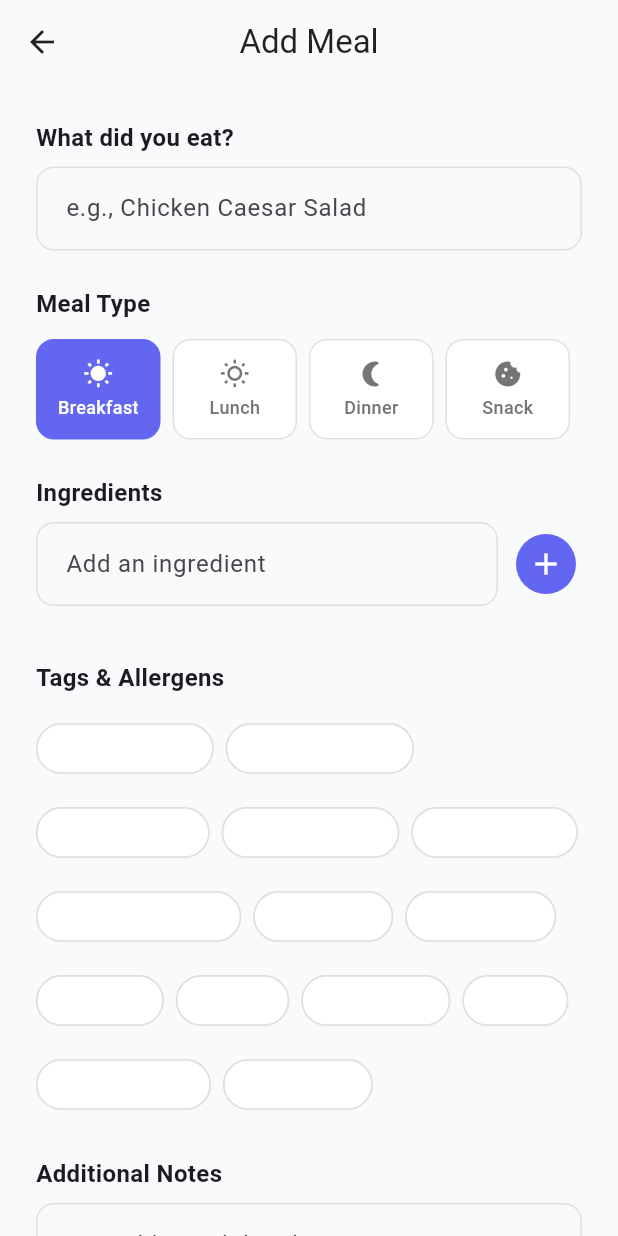
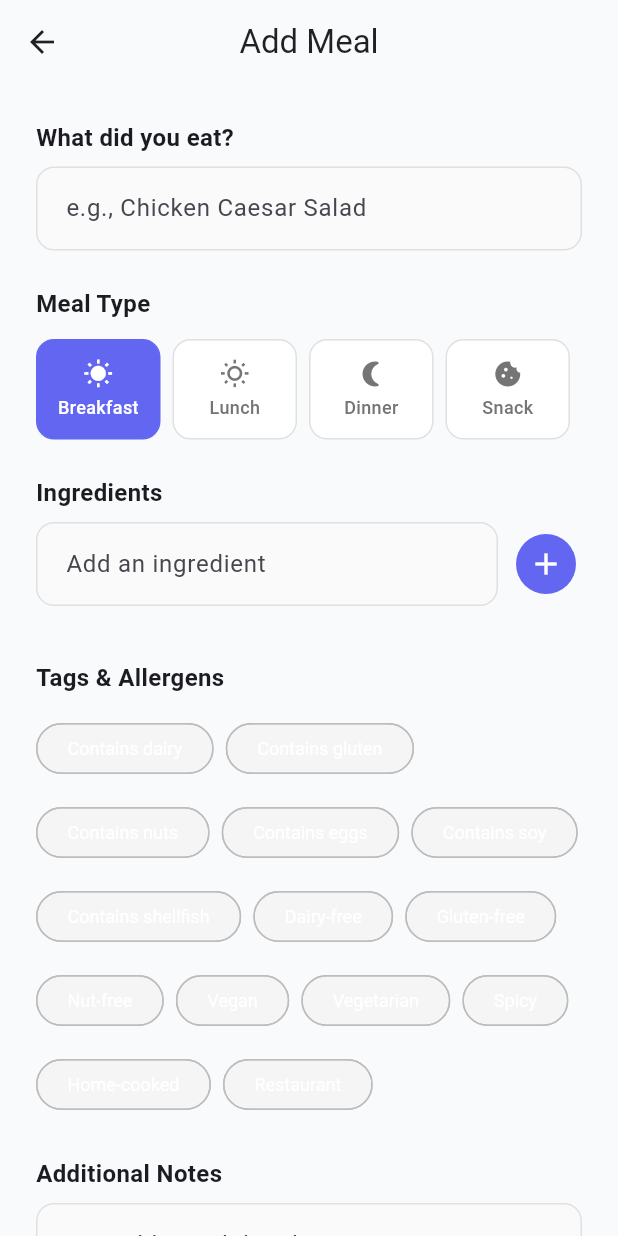
Before and after one commit to its-me-anoop/food-diary, a Flutter app: the screen it shows after launch, after a tap on "Add Meal", on a phone screen of 412 x 824 dp. Run offline on Flutter 3.47's test engine with Material 3 defaults, Android fonts, the phone set to English and light mode, and no system bars; our stand-ins replace equatable, fl_chart, flutter_bloc, flutter_slidable, flutter_staggered_animations, get_it and 2 more; accounts and stored records are empty; statements that could not run were skipped.

Commit message:
Increase chip contrast on Add meal screen

```diff
--- a/food_diary/lib/presentation/pages/add_food_entry_page.dart
+++ b/food_diary/lib/presentation/pages/add_food_entry_page.dart
@@ -246,7 +246,7 @@ class _AddFoodEntryPageState extends State<AddFoodEntryPage> {
                     _ingredients.remove(ingredient);
                   });
                 },
-                backgroundColor: Colors.grey.shade100,
+                backgroundColor: Colors.grey.shade200,
               );
             }).toList(),
           ),
@@ -283,10 +283,10 @@ class _AddFoodEntryPageState extends State<AddFoodEntryPage> {
                   }
                 });
               },
-              backgroundColor: Colors.white,
+              backgroundColor: Colors.grey.shade100,
               selectedColor: tag.toLowerCase().contains('contains')
-                  ? AppTheme.warningColor.withOpacity(0.2)
-                  : AppTheme.primaryColor.withOpacity(0.2),
+                  ? AppTheme.warningColor.withOpacity(0.3)
+                  : AppTheme.primaryColor.withOpacity(0.3),
               checkmarkColor: tag.toLowerCase().contains('contains')
                   ? AppTheme.warningColor
                   : AppTheme.primaryColor,
@@ -295,7 +295,7 @@ class _AddFoodEntryPageState extends State<AddFoodEntryPage> {
                     ? (tag.toLowerCase().contains('contains')
                         ? AppTheme.warningColor
                         : AppTheme.primaryColor)
-                    : Colors.grey.shade300,
+                    : Colors.grey.shade400,
               ),
             );
           }).toList(),
```
